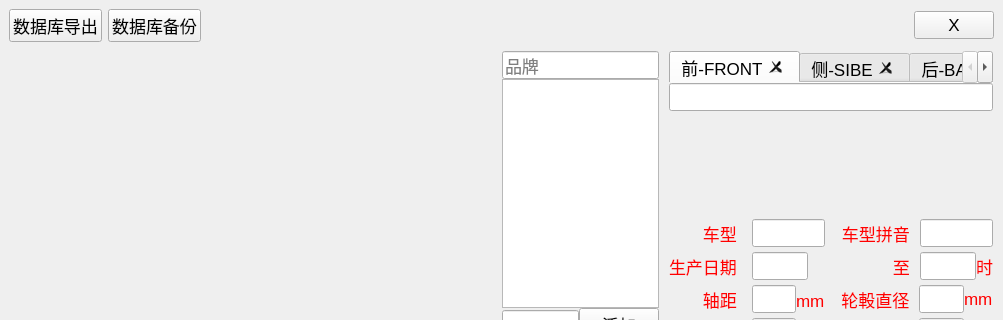
Above: projects/lishi-db-tool/mainwindow.ui from oudream/lishi before the change; both pictures show x 0 to 1003 and y 0 to 320 of the 1003 by 675 pixel window. Below: the same form after it.
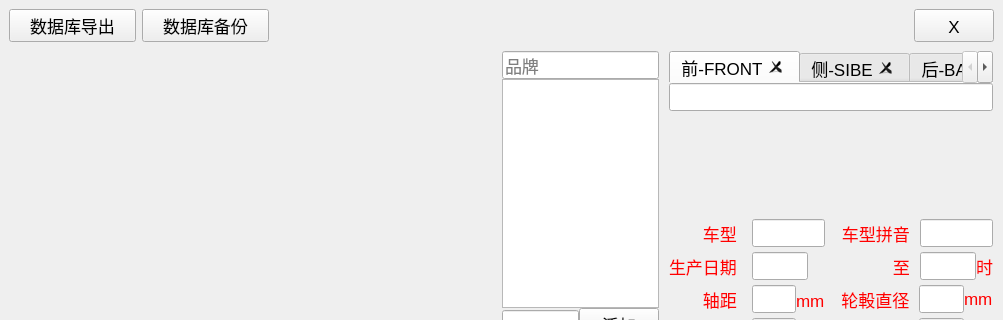
That is the form after the change.

```diff
--- a/projects/lishi-db-tool/mainwindow.ui
+++ b/projects/lishi-db-tool/mainwindow.ui
@@ -41,14 +41,14 @@
        <item>
         <widget class="QPushButton" name="muDbExport">
          <property name="text">
-          <string>数据库导出</string>
+          <string>　数据库导出　</string>
          </property>
         </widget>
        </item>
        <item>
         <widget class="QPushButton" name="muDbBackup">
          <property name="text">
-          <string>数据库备份</string>
+          <string>　数据库备份　</string>
          </property>
         </widget>
        </item>
@@ -68,7 +68,7 @@
        <item>
         <widget class="QPushButton" name="closeBn">
          <property name="text">
-          <string>X</string>
+          <string>　X　</string>
          </property>
         </widget>
        </item>
```
